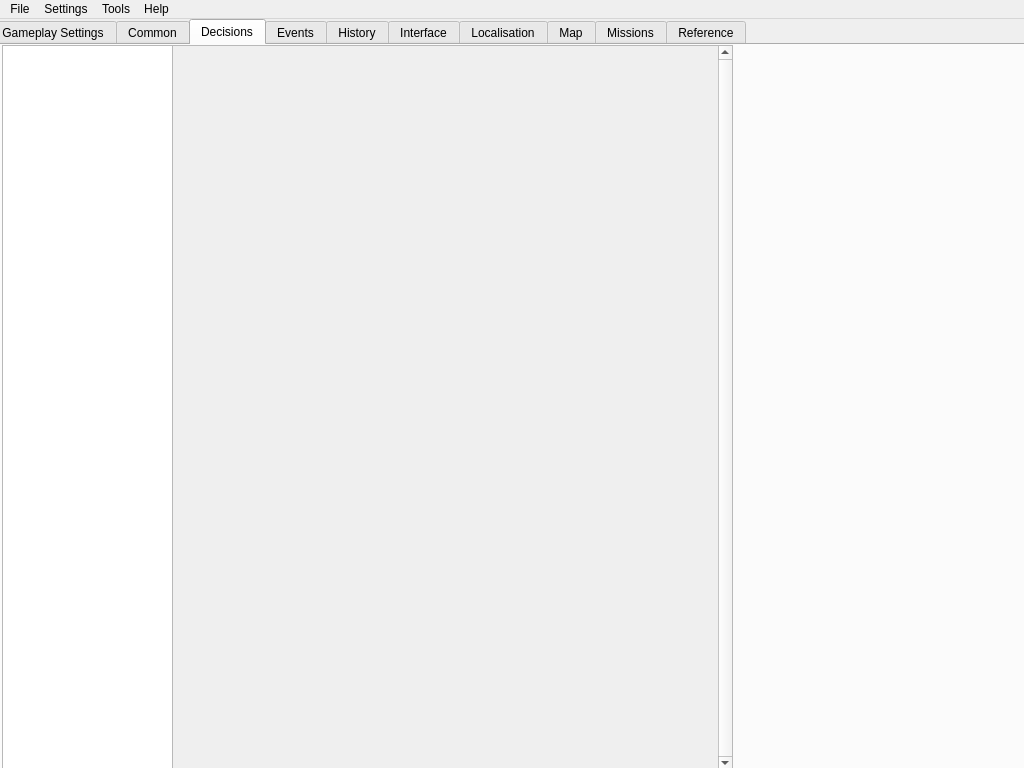
First picture: the form in BraveNewModder/ui/bravenewmodder.ui, repository ADataGMan/bravenewmodder, before the edit.
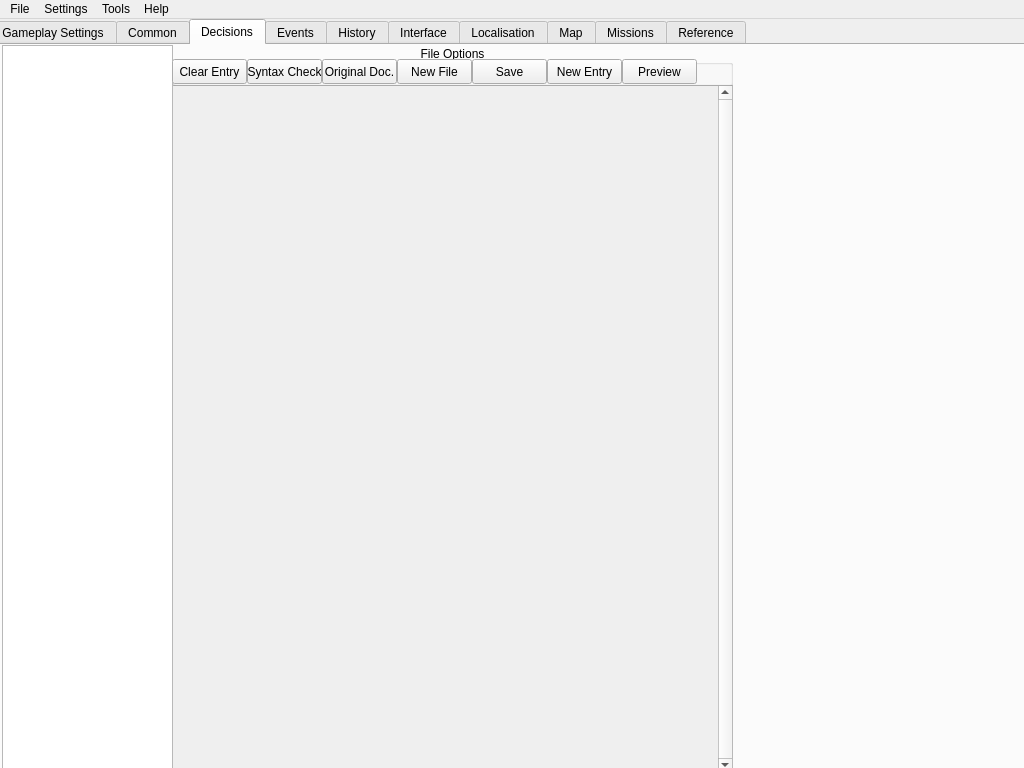
Second picture: the form after the edit. The open tabs and pages were chosen to show the change.

```diff
--- a/BraveNewModder/ui/bravenewmodder.ui
+++ b/BraveNewModder/ui/bravenewmodder.ui
@@ -530,9 +530,9 @@
       <property name="geometry">
        <rect>
         <x>180</x>
-        <y>0</y>
+        <y>40</y>
         <width>561</width>
-        <height>726</height>
+        <height>688</height>
        </rect>
       </property>
       <property name="verticalScrollBarPolicy">
@@ -550,11 +550,118 @@
          <x>0</x>
          <y>0</y>
          <width>541</width>
-         <height>722</height>
+         <height>684</height>
         </rect>
        </property>
       </widget>
      </widget>
+     <widget class="QGroupBox" name="groupBox_2">
+      <property name="geometry">
+       <rect>
+        <x>180</x>
+        <y>0</y>
+        <width>561</width>
+        <height>41</height>
+       </rect>
+      </property>
+      <property name="title">
+       <string>File Options</string>
+      </property>
+      <property name="alignment">
+       <set>Qt::AlignCenter</set>
+      </property>
+      <widget class="QPushButton" name="pushButton_13">
+       <property name="geometry">
+        <rect>
+         <x>150</x>
+         <y>14</y>
+         <width>75</width>
+         <height>25</height>
+        </rect>
+       </property>
+       <property name="text">
+        <string>Original Doc.</string>
+       </property>
+      </widget>
+      <widget class="QPushButton" name="pushButton_12">
+       <property name="geometry">
+        <rect>
+         <x>0</x>
+         <y>14</y>
+         <width>75</width>
+         <height>25</height>
+        </rect>
+       </property>
+       <property name="text">
+        <string>Clear Entry</string>
+       </property>
+      </widget>
+      <widget class="QPushButton" name="pushButton_7">
+       <property name="geometry">
+        <rect>
+         <x>75</x>
+         <y>14</y>
+         <width>75</width>
+         <height>25</height>
+        </rect>
+       </property>
+       <property name="text">
+        <string>Syntax Check</string>
+       </property>
+      </widget>
+      <widget class="QPushButton" name="pushButton_9">
+       <property name="geometry">
+        <rect>
+         <x>225</x>
+         <y>14</y>
+         <width>75</width>
+         <height>25</height>
+        </rect>
+       </property>
+       <property name="text">
+        <string>New File</string>
+       </property>
+      </widget>
+      <widget class="QPushButton" name="pushButton_8">
+       <property name="geometry">
+        <rect>
+         <x>375</x>
+         <y>14</y>
+         <width>75</width>
+         <height>25</height>
+        </rect>
+       </property>
+       <property name="text">
+        <string>New Entry</string>
+       </property>
+      </widget>
+      <widget class="QPushButton" name="pushButton_11">
+       <property name="geometry">
+        <rect>
+         <x>300</x>
+         <y>14</y>
+         <width>75</width>
+         <height>25</height>
+        </rect>
+       </property>
+       <property name="text">
+        <string>Save</string>
+       </property>
+      </widget>
+      <widget class="QPushButton" name="pushButton_10">
+       <property name="geometry">
+        <rect>
+         <x>450</x>
+         <y>14</y>
+         <width>75</width>
+         <height>25</height>
+        </rect>
+       </property>
+       <property name="text">
+        <string>Preview</string>
+       </property>
+      </widget>
+     </widget>
     </widget>
     <widget class="QWidget" name="TabEvents">
      <attribute name="title">
```
Left out of the diff: 228 changed lines with no effect on the pictures.
